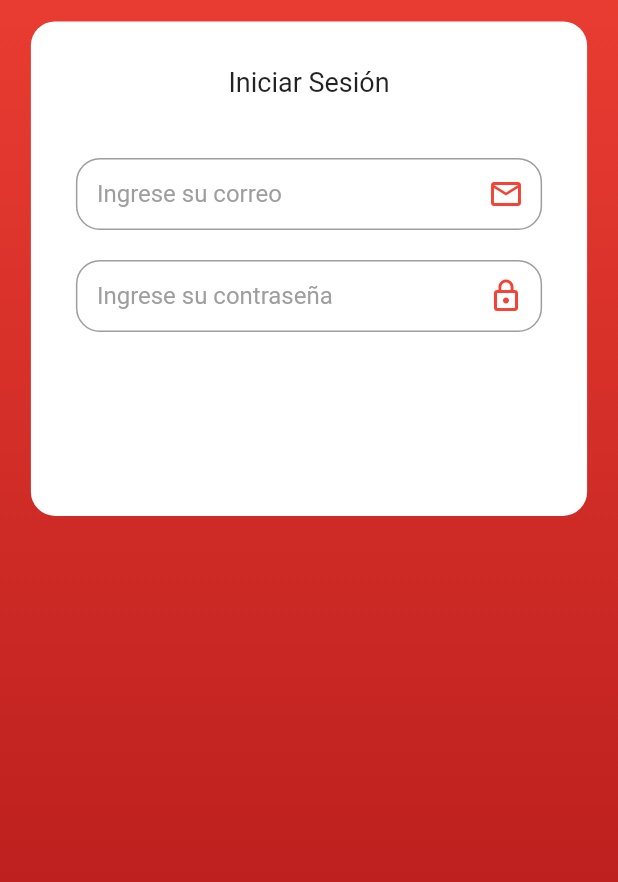
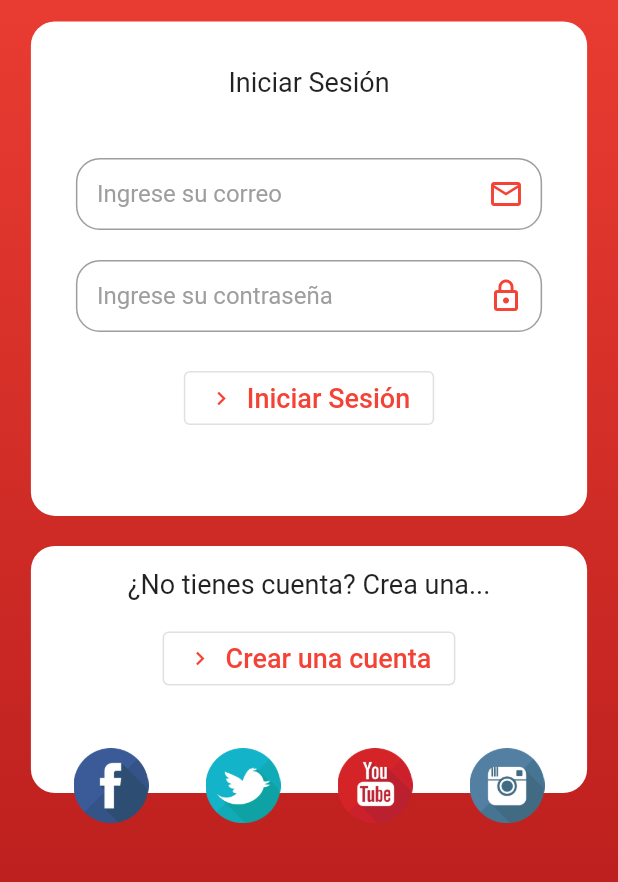
Before and after one commit to Rguarnizo/MoviliApp-Mobile, a Flutter app: the screen it shows after launch, on a phone screen of 412 x 824 dp, the part 226-1108 px from its top. Run offline on Flutter 3.47's test engine with Material 2 defaults, Android fonts, the phone set to English and light mode, and no system bars; Roboto replaces fonts that are missing (SourceSansPro).

Commit message:
Social Media Buttons and Create Account

```diff
--- a/lib/features/login/presentation/pages/login_page.dart
+++ b/lib/features/login/presentation/pages/login_page.dart
@@ -1,4 +1,5 @@
 import 'package:flutter/material.dart';
+import 'package:moviliapp_mobile/core/widgets/buttons.dart';
 import 'package:moviliapp_mobile/core/widgets/text_form_field.dart';
 
 class LoginPage extends StatelessWidget {
@@ -24,8 +25,13 @@ class LoginPage extends StatelessWidget {
             child: Column(
               mainAxisSize: MainAxisSize.max,
               children: [
-                Image.asset('assets/Images/TMLogo.png',width: 150,height: 150,),
+                Image.asset(
+                  'assets/Images/TMLogo.png',
+                  width: 150,
+                  height: 150,
+                ),
                 _formLogin(),
+                _createAccount(),
               ],
             ),
           ),
@@ -36,11 +42,11 @@ class LoginPage extends StatelessWidget {
 
   backgroudDecorate() {
     return BoxDecoration(
-        gradient: LinearGradient(
-            begin: Alignment.topCenter,
-            end: Alignment.bottomCenter,
-            colors: [Colors.red, Colors.red[900]]),
-        );
+      gradient: LinearGradient(
+          begin: Alignment.topCenter,
+          end: Alignment.bottomCenter,
+          colors: [Colors.red, Colors.red[900]]),
+    );
   }
 
   _formLogin() {
@@ -52,16 +58,85 @@ class LoginPage extends StatelessWidget {
       ),
       margin: EdgeInsets.only(top: 15),
       padding: EdgeInsets.all(30),
-      height: height*(1-0.6),
-      width: width*(1-0.1),
+      height: height * (1 - 0.6),
+      width: width * (1 - 0.1),
       child: Column(
         children: [
-          Text('Iniciar Sesión',style: TextStyle(fontSize: 18),),
-          SizedBox(height: 30,),
-          TextFormFieldApp(hint: 'Ingrese su correo',icon: Icons.email_outlined,),
-          TextFormFieldApp(hint:'Ingrese su contraseña',icon: Icons.lock_outline,obscureText: true,)
+          Text(
+            'Iniciar Sesión',
+            style: TextStyle(fontSize: 18),
+          ),
+          SizedBox(
+            height: 30,
+          ),
+          TextFormFieldApp(
+            hint: 'Ingrese su correo',
+            icon: Icons.email_outlined,
+          ),
+          TextFormFieldApp(
+            hint: 'Ingrese su contraseña',
+            icon: Icons.lock_outline,
+            obscureText: true,
+          ),
+          SizedBox(
+            height: 10,
+          ),
+          OutlinedButton.icon(
+            onPressed: () {},
+            icon: Icon(Icons.chevron_right, size: 18),
+            label: Text(
+              "Iniciar Sesión",
+              style: TextStyle(fontSize: 18),
+            ),
+          )
         ],
       ),
     );
   }
+
+  _createAccount() {
+    return Stack(
+      overflow: Overflow.visible,
+      alignment: Alignment.center,
+      children: [
+      Container(
+        padding: EdgeInsets.all(15),
+        margin: EdgeInsets.only(top: 20),
+        height: height * (0.2),
+        width: width * (1 - 0.1),
+        child: _createAccountContent(),
+        decoration: BoxDecoration(
+          color: Colors.white,
+          borderRadius: BorderRadius.circular(16),
+        ),
+      ),
+       Positioned(bottom: -20,child:_socialMedia(),)
+    ]);
+  }
+
+  _socialMedia() {
+    return Row(children: [
+        FlatButton(onPressed: (){},child: Image.asset('assets/Images/FB.png',height: 50,width: 50,),),
+        FlatButton(onPressed: (){},child: Image.asset('assets/Images/Twitter.png',height: 50,width: 50,),),
+        FlatButton(onPressed: (){},child: Image.asset('assets/Images/YT.png',height: 50,width: 50,),),
+        FlatButton(onPressed: (){},child: Image.asset('assets/Images/Inst.png',height: 50,width: 50,),),
+
+      ]);
+  }
+
+  _createAccountContent() {
+    return Column(
+      children: [
+        Text('¿No tienes cuenta? Crea una...', style: TextStyle(fontSize: 18),),
+        SizedBox(height: 15,),
+        OutlinedButton.icon(
+            onPressed: () {},
+            icon: Icon(Icons.chevron_right, size: 18),
+            label: Text(
+              "Crear una cuenta",
+              style: TextStyle(fontSize: 18),
+            ),),
+      ],
+    );
+  }
 }
```
Also changed, not shown: assets/Images/FB.png (added), assets/Images/Inst.png (added), assets/Images/Twitter.png (added), assets/Images/YT.png (added).
